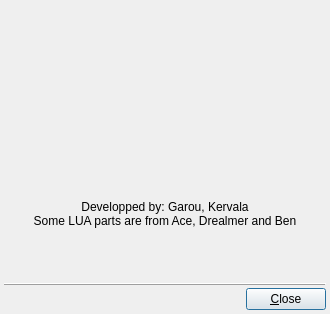
Before: the Qt Designer form ceb/ui/dialog_about.ui in kervala/cebmtpchat, drawn with Qt 5.
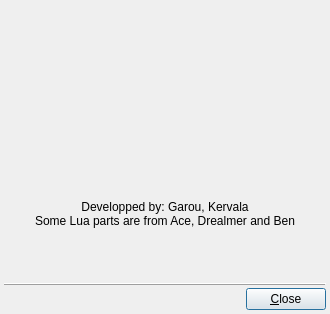
After: the same form once the commit is applied. Icons and pictures are not drawn.

Commit message: LUA -> Lua

The edit to the form file:
```diff
--- a/ceb/ui/dialog_about.ui
+++ b/ceb/ui/dialog_about.ui
@@ -53,7 +53,7 @@
       <widget class="QLabel" name="labelText" >
        <property name="text" >
         <string>Developped by: Garou, Kervala
-Some LUA parts are from Ace, Drealmer and Ben</string>
+Some Lua parts are from Ace, Drealmer and Ben</string>
        </property>
        <property name="alignment" >
         <set>Qt::AlignCenter</set>
```
